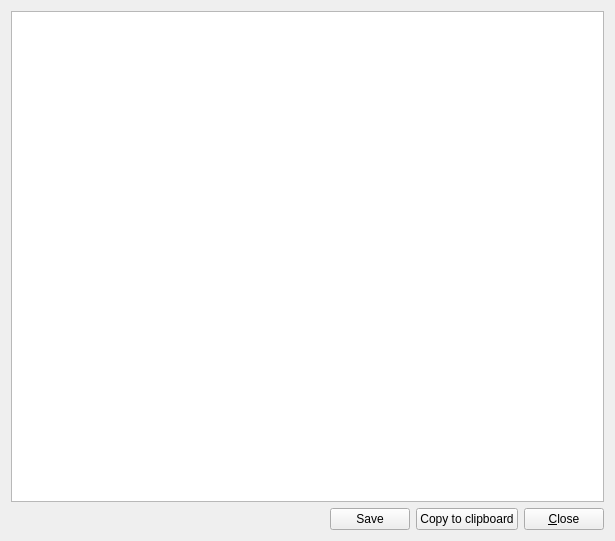
First picture: the form in src/gui/logwindow.ui, repository wilbert2000/wzplayer, before the edit.
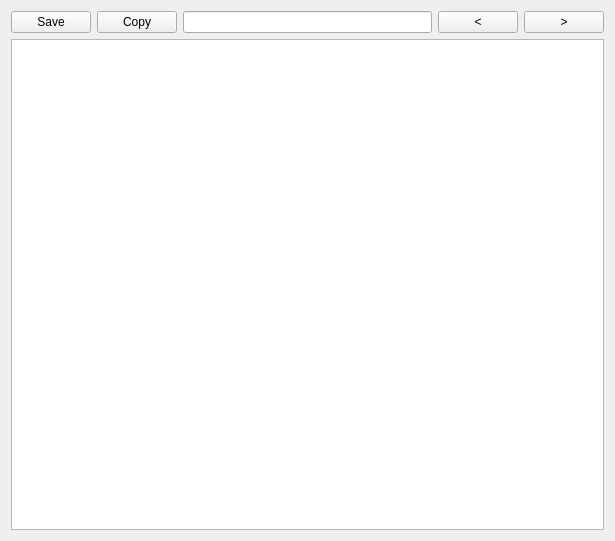
Second picture: the form after the edit.

Commit message: Add find to log window

The edit to the form file:
```diff
--- a/src/gui/logwindow.ui
+++ b/src/gui/logwindow.ui
@@ -15,9 +15,6 @@
    <string notr="true">Log Window</string>
   </property>
   <layout class="QVBoxLayout">
-   <item>
-    <widget class="QPlainTextEdit" name="edit"/>
-   </item>
    <item>
     <layout class="QHBoxLayout">
      <property name="spacing">
@@ -26,22 +23,6 @@
      <property name="margin">
       <number>0</number>
      </property>
-     <item>
-      <spacer>
-       <property name="orientation">
-        <enum>Qt::Horizontal</enum>
-       </property>
-       <property name="sizeType">
-        <enum>QSizePolicy::Expanding</enum>
-       </property>
-       <property name="sizeHint" stdset="0">
-        <size>
-         <width>191</width>
-         <height>21</height>
-        </size>
-       </property>
-      </spacer>
-     </item>
      <item>
       <widget class="QPushButton" name="saveButton">
        <property name="toolTip">
@@ -58,22 +39,38 @@
         <string>Copy to clipboard</string>
        </property>
        <property name="text">
-        <string>Copy to clipboard</string>
+        <string>Copy</string>
        </property>
       </widget>
      </item>
      <item>
-      <widget class="QPushButton" name="closeButton">
+      <widget class="QLineEdit" name="findEdit"/>
+     </item>
+     <item>
+      <widget class="QPushButton" name="findPreviousButton">
        <property name="toolTip">
         <string>Close</string>
        </property>
        <property name="text">
-        <string>&amp;Close</string>
+        <string>&lt;</string>
+       </property>
+      </widget>
+     </item>
+     <item>
+      <widget class="QPushButton" name="findNextButton">
+       <property name="toolTip">
+        <string>Find next</string>
+       </property>
+       <property name="text">
+        <string>&gt;</string>
        </property>
       </widget>
      </item>
     </layout>
    </item>
+   <item>
+    <widget class="QPlainTextEdit" name="edit"/>
+   </item>
   </layout>
  </widget>
  <layoutdefault spacing="6" margin="11"/>
```
Left out of the diff: 33 changed lines with no effect on the pictures. The commit also changes 2 other files.
